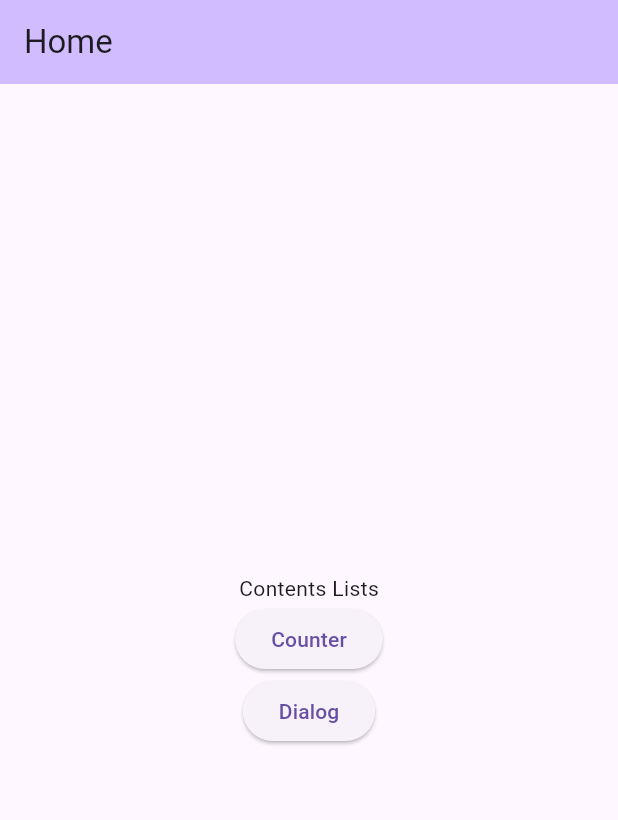
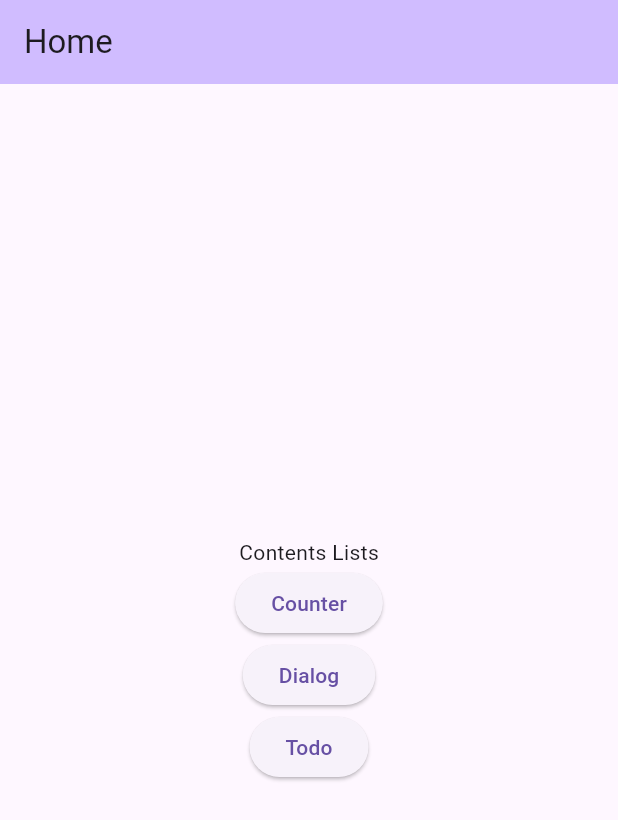
Before and after one commit to endr0id/widget_sampling, a Flutter app: the screen it shows after launch, on a phone screen of 412 x 824 dp. Shown: the top 820 px of the screen. Run offline on Flutter 3.47's test engine with Material 3 defaults, Android fonts, the phone set to English and light mode, and no system bars; our stand-ins replace flutter_riverpod, freezed_annotation, go_router.

Commit message:
add: TODO画面

```diff
--- a/lib/core/constants/router.dart
+++ b/lib/core/constants/router.dart
@@ -2,6 +2,7 @@ enum AppRouter {
   home,
   counter,
   dialog,
+  todo,
 }
 
 extension AppRouterExtension on AppRouter {
@@ -17,6 +18,8 @@ extension AppRouterExtension on AppRouter {
         return '/counter';
       case AppRouter.dialog:
         return '/dialog';
+      case AppRouter.todo:
+        return '/todo';
     }
   }
 
--- a/lib/core/routers/roter.dart
+++ b/lib/core/routers/roter.dart
@@ -3,6 +3,7 @@ import 'package:widget_sampling/features/counter/presentation/view/counter.dart'
 import 'package:widget_sampling/features/dialog/presentation/view/dialog.dart';
 import 'package:widget_sampling/features/home/presentation/view/home.dart';
 import 'package:widget_sampling/core/constants/router.dart';
+import 'package:widget_sampling/features/todo/presentation/viwes/todo_view.dart';
 
 final GoRouter router = GoRouter(
   routes: [
@@ -17,6 +18,10 @@ final GoRouter router = GoRouter(
     GoRoute(
       path: AppRouter.dialog.path,
       builder: (context, state) => const Dialog(title: 'Dialog'),
-    )
+    ),
+    GoRoute(
+      path: AppRouter.todo.path,
+      builder: (context, state) => const TodoView(),
+    ),
   ],
 );
--- a/lib/features/home/presentation/view/home.dart
+++ b/lib/features/home/presentation/view/home.dart
@@ -18,8 +18,15 @@ class Home extends StatelessWidget {
           mainAxisAlignment: MainAxisAlignment.center,
           children: [
             const Text('Contents Lists'),
-            ElevatedButton(onPressed: () => context.push('/counter'), child: const Text('Counter')),
-            ElevatedButton(onPressed: () => context.push('/dialog'), child: const Text('Dialog'))
+            ElevatedButton(
+                onPressed: () => context.push('/counter'),
+                child: const Text('Counter')),
+            ElevatedButton(
+                onPressed: () => context.push('/dialog'),
+                child: const Text('Dialog')),
+            ElevatedButton(
+                onPressed: () => context.push('/todo'),
+                child: const Text('Todo')),
           ],
         ),
       ),
```
